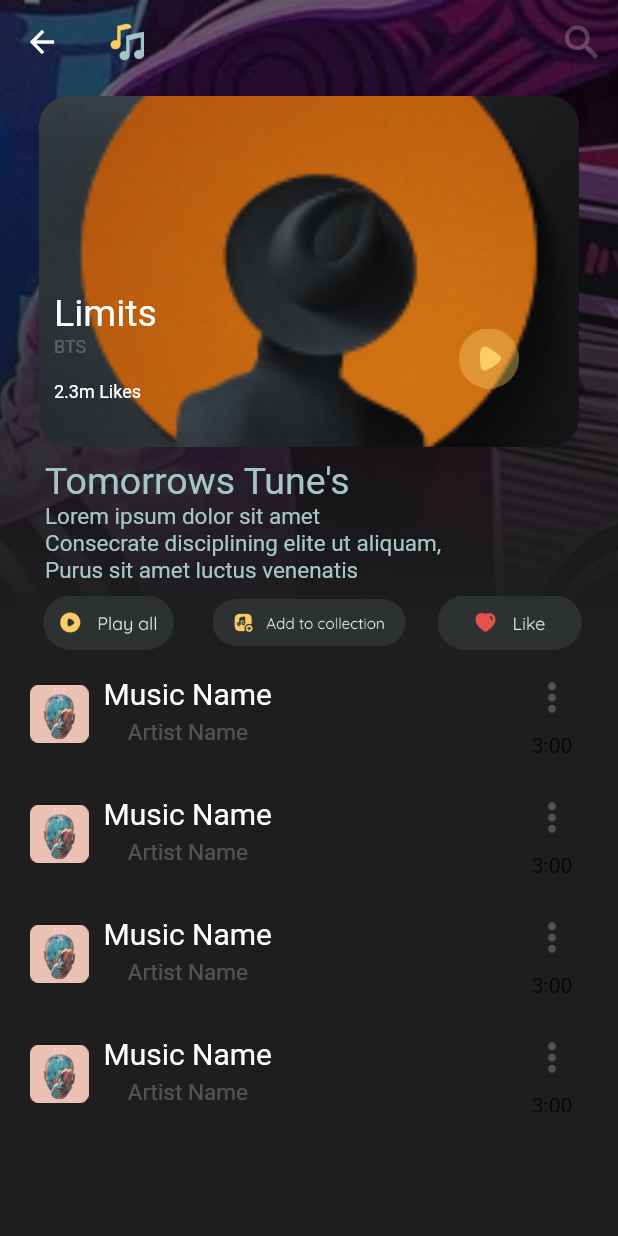
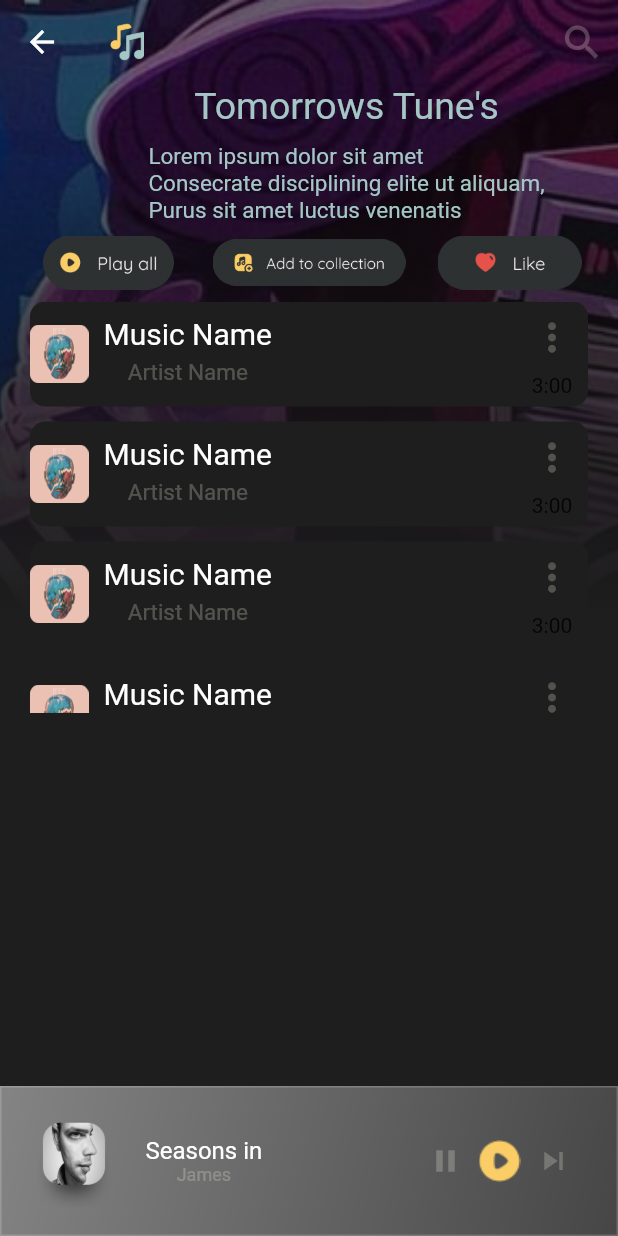
Before and after one commit to Teewhydot/musica, a Flutter app: the CollectionDetailsPage screen opened directly, on a phone screen of 412 x 824 dp. Run offline on Flutter 3.47's test engine with Material 2 defaults, Android fonts, the phone set to English and light mode, and no system bars; our stand-ins replace audioplayers, page_transition.

Commit message:
Collection api now working. Ui complete.

```diff
--- a/lib/main.dart
+++ b/lib/main.dart
@@ -1,5 +1,4 @@
 import 'package:flutter/material.dart';
-import 'package:musica/screens/drawer/drawer_all_screens/my_collection/collection_details_page.dart';
 
 import 'screens/home.dart';
 
@@ -14,7 +13,7 @@
   Widget build(BuildContext context) {
     return const MaterialApp(
       debugShowCheckedModeBanner: false,
-      home: CollectionDetailsPage(),
+      home: Home(),
     );
   }
 }
--- /dev/null
+++ b/lib/measure.dart
@@ -0,0 +1,65 @@
+import 'package:flutter/material.dart';
+import 'package:flutter/rendering.dart';
+
+
+typedef OnWidgetSizeChange = void Function(Size size);
+
+class MeasureSizeRenderObject extends RenderProxyBox {
+  Size? oldSize;
+  final OnWidgetSizeChange onChange;
+
+  MeasureSizeRenderObject(this.onChange);
+
+  @override
+  void performLayout() {
+    super.performLayout();
+
+    Size newSize = child!.size;
+    if (oldSize == newSize) return;
+
+    oldSize = newSize;
+    WidgetsBinding.instance.addPostFrameCallback((_) {
+      onChange(newSize);
+    });
+  }
+}
+
+class MeasureSize extends SingleChildRenderObjectWidget {
+  final OnWidgetSizeChange onChange;
+
+  const MeasureSize({
+    Key? key,
+    required this.onChange,
+    required Widget child,
+  }) : super(key: key, child: child);
+
+  @override
+  RenderObject createRenderObject(BuildContext context) {
+    return MeasureSizeRenderObject(onChange);
+  }
+}
+
+class FunctiontoMeasureAnyWidget extends StatefulWidget {
+  const FunctiontoMeasureAnyWidget({Key? key}) : super(key: key);
+
+  @override
+  State<FunctiontoMeasureAnyWidget> createState() =>
+      _FunctiontoMeasureAnyWidgetState();
+}
+
+class _FunctiontoMeasureAnyWidgetState
+    extends State<FunctiontoMeasureAnyWidget> {
+  @override
+  Widget build(BuildContext context) {
+    MeasureSize(
+      child: Container(),
+      onChange: (size) {
+        var myChildSize = Size.zero;
+        setState(() {
+          myChildSize = size;
+        });
+      },
+    );
+    return Container();
+  }
+}
--- /dev/null
+++ b/lib/models/deezer_model.dart
@@ -0,0 +1,4 @@
+class Deezer{
+
+
+}
--- /dev/null
+++ b/lib/reusables/widgets/glass_player_card.dart
@@ -0,0 +1,72 @@
+
+import 'package:flutter/material.dart';
+import 'package:musica/generated/assets.dart';
+import 'package:musica/reusables/constants.dart';
+import 'package:musica/reusables/widgets/glassmorphism.dart';
+
+class GlassPlayerCard extends StatefulWidget {
+  const GlassPlayerCard({Key? key}) : super(key: key);
+
+  @override
+  State<GlassPlayerCard> createState() => _GlassPlayerCardState();
+}
+
+class _GlassPlayerCardState extends State<GlassPlayerCard> {
+  @override
+  Widget build(BuildContext context) {
+    return GlassMorphicContainer(
+        500.0,
+        100.0,
+        Row(
+          mainAxisAlignment: MainAxisAlignment.spaceBetween,
+          children: [
+            Row(
+              mainAxisAlignment: MainAxisAlignment.start,
+              children: [
+                addHorizontalSpacing(10),
+                Column(
+                  children: [
+                    addVerticalSpacing(15),
+                    Padding(
+                      padding: const EdgeInsets.all(8.0),
+                      child: Image.asset(
+                        Assets.imagesJames,
+                        height: 60,
+                        width: 60,
+                      ),
+                    ),
+                  ],
+                ),
+                addHorizontalSpacing(10),
+                Column(
+                  mainAxisAlignment: MainAxisAlignment.center,
+                  children: [
+                    const Text('Seasons in', style: mediumWhiteTextStyle),
+                    Text('James',
+                        style:
+                        smallWhiteTextStyle.copyWith(color: textColor)),
+                  ],
+                ),
+              ],
+            ),
+            Row(
+              mainAxisAlignment: MainAxisAlignment.start,
+              children: [
+                GestureDetector(
+                    onTap: () {
+                    },
+                    child: Icon(Icons.pause, color: textColor)),
+                addHorizontalSpacing(10),
+                GestureDetector(
+                    onTap: () async {
+                    },
+                    child: Image.asset(Assets.iconsPlaymusic)),
+                addHorizontalSpacing(10),
+                Icon(Icons.skip_next, color: textColor),
+                addHorizontalSpacing(30),
+              ],
+            ),
+          ],
+        ));
+  }
+}
--- a/lib/screens/drawer/drawer_all_screens/my_collection/collection_details_page.dart
+++ b/lib/screens/drawer/drawer_all_screens/my_collection/collection_details_page.dart
@@ -1,12 +1,65 @@
+import 'dart:convert';
+
+import 'package:audioplayers/audioplayers.dart';
 import 'package:flutter/material.dart';
 import 'package:musica/generated/assets.dart';
+import 'package:musica/measure.dart';
 import 'package:musica/models/music_model.dart';
 import 'package:musica/reusables/constants.dart';
+import 'package:musica/reusables/widgets/glass_player_card.dart';
+import 'package:musica/reusables/widgets/glassmorphism.dart';
 import 'package:musica/reusables/widgets/music_card_widget.dart';
 import 'package:musica/reusables/widgets/my_collections_widget.dart';
+import 'package:http/http.dart' as http;
 
-class CollectionDetailsPage extends StatelessWidget {
+class CollectionDetailsPage extends StatefulWidget {
   const CollectionDetailsPage({Key? key}) : super(key: key);
+
+  @override
+  State<CollectionDetailsPage> createState() => _CollectionDetailsPageState();
+}
+
+class _CollectionDetailsPageState extends State<CollectionDetailsPage> {
+
+  final audioPlayer = AudioPlayer();
+  bool isPlaying = false;
+  Duration position = const Duration(seconds: 0);
+  Duration duration = const Duration(seconds: 0);
+
+  playMusic() async {
+    await audioPlayer.play(UrlSource('https://developers.deezer.com/%22https://www.deezer.com/track/3135553/%22'));
+    setState(() {
+      isPlaying = true;
+    });
+  }
+
+  pauseMusic() async {
+    await audioPlayer.pause();
+    setState(() {
+      isPlaying = false;
+    });
+  }
+  @override
+  void initState() {
+    super.initState();
+    audioPlayer.onPlayerStateChanged.listen((event) {
+      setState(() {
+        isPlaying = event == PlayerState.playing;
+      });
+    });
+
+    audioPlayer.onDurationChanged.listen((newDuration) {
+      setState(() {
+        duration = newDuration;
+      });
+    });
+
+    audioPlayer.onPositionChanged.listen((newPosition) {
+      setState(() {
+        position = newPosition;
+      });
+    });
+  }
 
   @override
   Widget build(BuildContext context) {
@@ -96,10 +149,9 @@
         duration: '3:00',
       ),
     ];
-    final totalHeight = MediaQuery.of(context).size.height;
     final height = MediaQuery.of(context).size.height;
-    final width = MediaQuery.of(context).size.width;
     return Scaffold(
+      bottomNavigationBar: const GlassPlayerCard(),
       extendBodyBehindAppBar: true,
       extendBody: true,
       appBar: AppBar(
@@ -151,31 +203,35 @@
             ),
             Positioned.fill(
               child: ListView(
-                shrinkWrap: true,
                 scrollDirection: Axis.vertical,
                 children: [
-                  Column(
+                  MeasureSize(
+                    onChange: (size) {
+                      var myChildSize = Size.zero;
+                      setState(() {
+                        myChildSize = size;
+                      });
+                      print(myChildSize);
+                    },
+                    child: Column(
                       children: [
-                      Center(child: MyCollectionsCard(onTap: () {})),
-                      Row(
-                        children: [
-                          addHorizontalSpacing(30),
-                          const Text(
+                        // Center(child: MyCollectionsCard(onTap: () {})),
+                        const Padding(
+                          padding: EdgeInsets.only(left: 50),
+                          child: Text(
                             'Tomorrows Tune\'s',
                             style: TextStyle(
                                 color: Color(0xffa4c7c6), fontSize: 25),
                           ),
-                        ],
                         ),
-                      Row(
-                        children: [
-                          addHorizontalSpacing(30),
-                          const Text(
+                        addVerticalSpacing(10),
+                        const Padding(
+                          padding: EdgeInsets.only(left: 50),
+                          child: Text(
                             'Lorem ipsum dolor sit amet\nConsecrate disciplining elite ut aliquam,\nPurus sit amet luctus venenatis',
                             style: TextStyle(
                                 color: Color(0xffa4c7c6), fontSize: 15),
                           ),
-                        ],
                         ),
                         Padding(
                           padding: const EdgeInsets.all(8.0),
@@ -204,11 +260,11 @@
                         ),
                       ],
                     ),
+                  ),
                   SizedBox(
-                    height: 300,
+                    height: height - 550,
                     child: ListView.builder(
-                      physics: ScrollPhysics(
-                      ),
+                      physics: const ScrollPhysics(),
                       itemCount: musicList.length,
                       scrollDirection: Axis.vertical,
                       itemBuilder: (context, index) {
--- a/lib/screens/drawer/drawer_screen.dart
+++ b/lib/screens/drawer/drawer_screen.dart
@@ -1,3 +1,5 @@
+// ignore_for_file: prefer_typing_uninitialized_variables
+
 import 'package:flutter/material.dart';
 import 'package:musica/generated/assets.dart';
 import 'package:musica/reusables/constants.dart';
@@ -27,7 +29,9 @@
                     text: 'Home',
                     preSpacing: addHorizontalSpacing(5),
                     midSpacing: addHorizontalSpacing(10),
-                    ontap: () {},
+                    ontap: () {
+                      Navigator.pop(context);
+                    },
                   ),
                   addVerticalSpacing(30),
                   DrawerItem(
--- a/pubspec.yaml
+++ b/pubspec.yaml
@@ -14,6 +14,9 @@
   toast: ^0.3.0
   page_transition: "^2.0.9"
   shared_preferences: ^2.0.15
+  http: ^0.13.5
+  audioplayers: ^1.1.1
+
 
 dev_dependencies:
   flutter_test:
```
Also changed, not shown: lib/models/album_model.dart (added, +15 -0 lines), lib/reusables/widgets/my_collections_widget.dart (+27 -7 lines), lib/screens/drawer/drawer_all_screens/my_collection/my_collections.dart (+106 -39 lines), lib/screens/home.dart (+23 -39 lines), lib/generated/assets.dart, pubspec.lock, 1 other file. Lines whose indentation alone changed are shown as unchanged.
